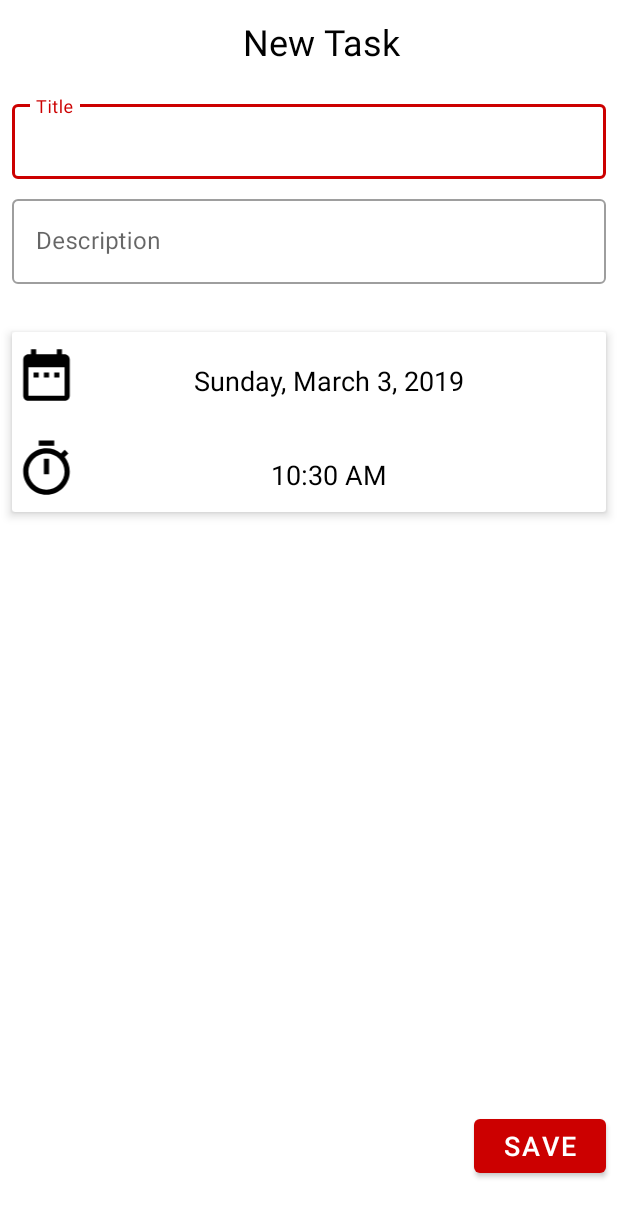
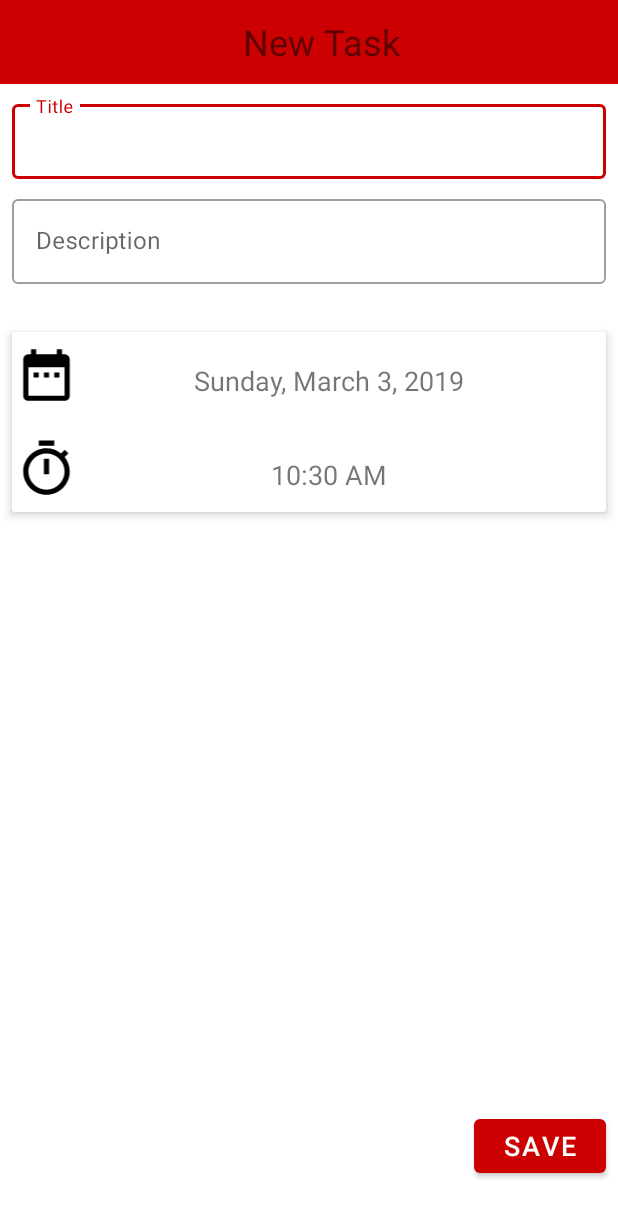
Before and after one commit to Renzo-Olivares/SimpleToDo, an Android app: the TaskFragment screen opened directly, with no data from a screen before it, on a phone screen of 412 x 824 dp. Shown: the top 1217 px of the screen. Run offline under Robolectric (Android 15) with nearby library versions, the phone set to English and light mode, and no system bars.

Commit message:
initial darkmode, clean up styles defined in layouts

```diff
--- a/app/build.gradle
+++ b/app/build.gradle
@@ -23,7 +23,7 @@ dependencies {
     implementation 'androidx.appcompat:appcompat:1.0.0-beta01'
     implementation 'androidx.constraintlayout:constraintlayout:1.1.2'
     implementation 'androidx.recyclerview:recyclerview:1.0.0-beta01'
-    implementation 'com.google.android.material:material:1.0.0-beta01'
+    implementation 'com.google.android.material:material:1.1.0-alpha04'
     testImplementation 'junit:junit:4.12'
     androidTestImplementation 'androidx.test:runner:1.1.0-alpha4'
     androidTestImplementation 'androidx.test.espresso:espresso-core:3.1.0-alpha4'
--- a/app/src/main/res/layout/fragment_task.xml
+++ b/app/src/main/res/layout/fragment_task.xml
@@ -1,7 +1,6 @@
 <?xml version="1.0" encoding="utf-8"?>
 <androidx.constraintlayout.widget.ConstraintLayout xmlns:android="http://schemas.android.com/apk/res/android"
     xmlns:app="http://schemas.android.com/apk/res-auto"
-    android:background="@android:color/white"
     android:layout_width="match_parent"
     android:layout_height="match_parent">
 
@@ -10,7 +9,6 @@
         android:layout_width="match_parent"
         app:elevation="0dp"
         android:layout_height="wrap_content"
-        android:background="@android:color/white"
         app:layout_constraintEnd_toEndOf="parent"
         app:layout_constraintStart_toStartOf="parent"
         app:layout_constraintTop_toTopOf="parent">
@@ -23,7 +21,6 @@
                 android:layout_width="match_parent"
                 android:layout_height="50dp"
                 android:text="@string/new_task_toolbar_title"
-                android:textColor="@android:color/black"
                 android:textSize="24sp"
                 android:gravity="center"/>
         </androidx.appcompat.widget.Toolbar>
@@ -37,7 +34,6 @@
             android:layout_width="match_parent"
             android:layout_height="50dp"
             android:text="@string/edit_task_toolbar_title"
-            android:textColor="@android:color/black"
             android:textSize="24sp"
             android:gravity="center"/>
         </androidx.appcompat.widget.Toolbar>
@@ -56,7 +52,7 @@
         app:layout_constraintStart_toStartOf="parent"
         app:layout_constraintTop_toBottomOf="@+id/new_app_bar">
 
-        <EditText
+        <com.google.android.material.textfield.TextInputEditText
             android:id="@+id/task_title"
             android:layout_width="match_parent"
             android:layout_height="50dp"
@@ -77,7 +73,7 @@
         app:layout_constraintStart_toStartOf="parent"
         app:layout_constraintTop_toBottomOf="@+id/text_input_title">
 
-        <EditText
+        <com.google.android.material.textfield.TextInputEditText
             android:id="@+id/task_details"
             android:layout_width="match_parent"
             android:layout_height="wrap_content"
@@ -133,7 +129,6 @@
         android:elevation="8dp"
         android:text="due date"
         android:gravity="center"
-        android:textColor="@android:color/black"
         android:textSize="18sp"
         app:layout_constraintEnd_toEndOf="parent"
         app:layout_constraintHorizontal_bias="0.405"
@@ -151,7 +146,6 @@
         android:elevation="8dp"
         android:gravity="center"
         android:text="due time"
-        android:textColor="@android:color/black"
         android:textSize="18sp"
         app:layout_constraintBottom_toBottomOf="@+id/cardView"
         app:layout_constraintEnd_toEndOf="parent"
@@ -168,7 +162,6 @@
         android:layout_marginEnd="8dp"
         android:layout_marginBottom="8dp"
         android:text="@string/save_button_label"
-        android:textColor="@android:color/white"
         android:textSize="18sp"
         app:layout_constraintBottom_toBottomOf="parent"
         app:layout_constraintEnd_toEndOf="parent"
--- a/app/src/main/res/layout/fragment_task_list.xml
+++ b/app/src/main/res/layout/fragment_task_list.xml
@@ -3,7 +3,6 @@
     xmlns:android="http://schemas.android.com/apk/res/android"
     xmlns:app="http://schemas.android.com/apk/res-auto"
     android:layout_width="match_parent"
-    android:background="@android:color/white"
     android:layout_height="match_parent">
 
     <com.google.android.material.appbar.AppBarLayout
@@ -11,7 +10,6 @@
         android:layout_width="match_parent"
         app:elevation="0dp"
         android:layout_height="wrap_content"
-        android:background="@android:color/white"
         app:layout_constraintEnd_toEndOf="parent"
         app:layout_constraintStart_toStartOf="parent"
         app:layout_constraintTop_toTopOf="parent">
@@ -24,7 +22,6 @@
                 android:layout_width="match_parent"
                 android:layout_height="50dp"
                 android:text="@string/app_name"
-                android:textColor="@android:color/black"
                 android:textSize="24sp"
                 android:gravity="center"/>
 
--- a/app/src/main/res/layout/list_item_task.xml
+++ b/app/src/main/res/layout/list_item_task.xml
@@ -13,7 +13,6 @@
         android:layout_marginStart="8dp"
         android:layout_marginTop="8dp"
         android:text="Task title"
-        android:textColor="@android:color/black"
         android:textSize="18sp"
         app:layout_constraintStart_toStartOf="parent"
         app:layout_constraintTop_toTopOf="parent" />
@@ -26,7 +25,6 @@
         android:layout_marginTop="12dp"
         android:layout_marginBottom="8dp"
         android:text="Due Date"
-        android:textColor="@android:color/holo_red_dark"
         app:layout_constraintBottom_toBottomOf="parent"
         app:layout_constraintStart_toStartOf="parent"
         app:layout_constraintTop_toBottomOf="@+id/task_title" />
--- a/app/src/main/res/values-v27/styles.xml
+++ b/app/src/main/res/values-v27/styles.xml
@@ -1,15 +1,11 @@
-<resources xmlns:tools="http://schemas.android.com/tools">
+<resources>
 
     <!-- Base application theme. -->
-    <style name="AppTheme" parent="Theme.MaterialComponents.Light.NoActionBar">
+    <style name="AppTheme" parent="Theme.MaterialComponents.DayNight.NoActionBar">
         <!-- Customize your theme here. -->
         <item name="colorPrimary">@android:color/holo_red_dark</item>
         <item name="colorPrimaryDark">@android:color/holo_red_dark</item>
         <item name="colorAccent">@android:color/holo_red_dark</item>
-        <item name="android:navigationBarColor">@android:color/white</item>
-        <item name="android:statusBarColor">@android:color/white</item>
-        <item name="android:windowLightNavigationBar">true</item>
-        <item name="android:windowLightStatusBar">true</item>
     </style>
 
 </resources>
```
Also changed, not shown: 1 other file.
